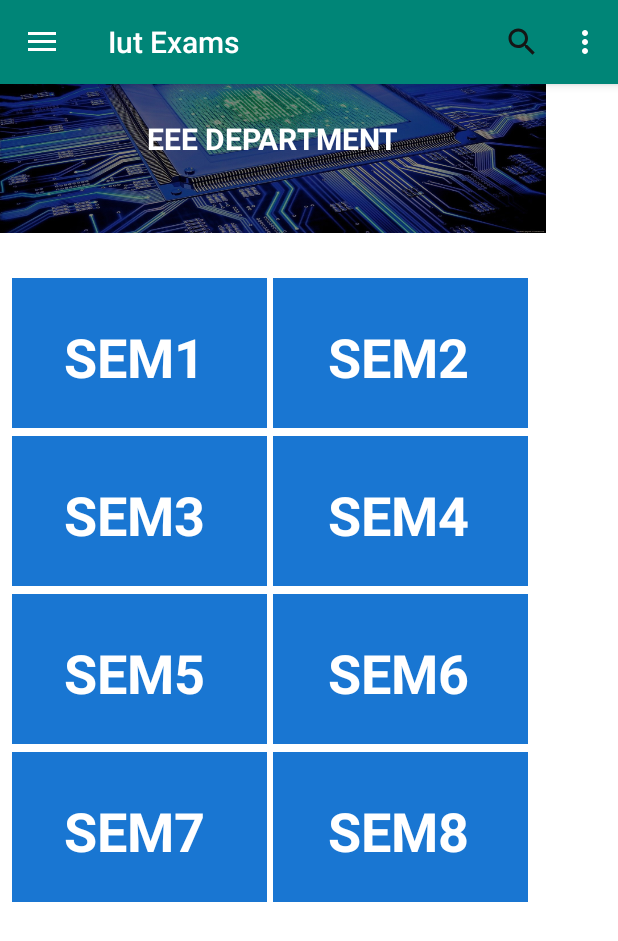
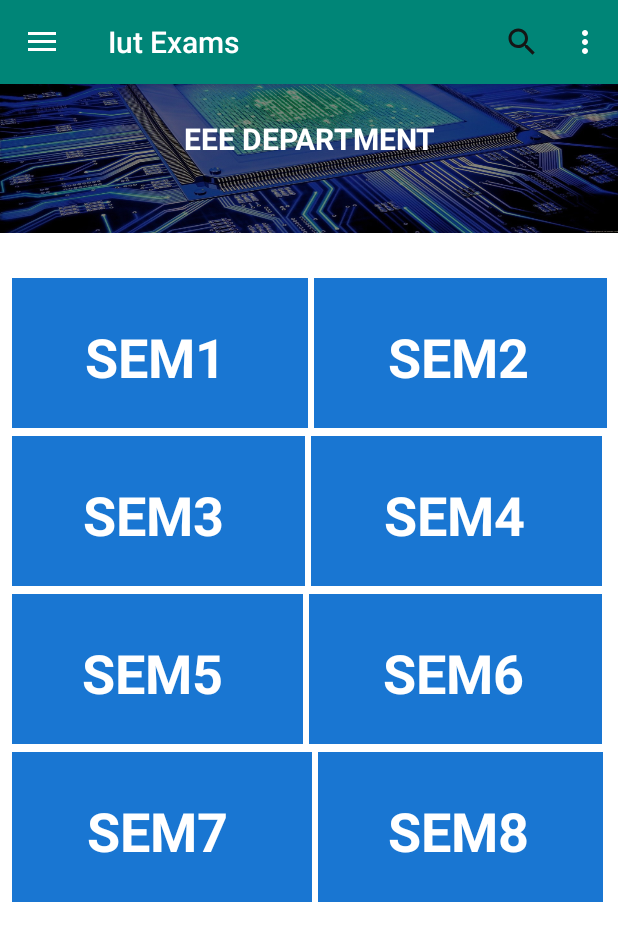
Before and after one commit to IUT-Imperial-237/IUT-QuestionBank, an Android app: the screen it shows after launch (MainActivity), after a tap on an icon or button, on a phone screen of 412 x 824 dp. Shown: the top 941 px of the screen. Run offline under Robolectric (Android 15) with nearby library versions, the phone set to English and light mode, and no system bars.

Commit message:
Working Initial and Starting of Modifications

```diff
--- /dev/null
+++ b/drawerLast/app/src/main/java/com/example/drawerlast/EeeFragment.java
@@ -0,0 +1,117 @@
+package com.example.drawerlast;
+
+import android.os.Bundle;
+import android.support.v4.app.Fragment;
+import android.view.LayoutInflater;
+import android.view.View;
+import android.view.ViewGroup;
+import android.widget.ImageButton;
+import android.widget.Toast;
+
+
+/**
+ * A simple {@link Fragment} subclass.
+ * Activities that contain this fragment must implement the
+ * {link EeeFragment.OnFragmentInteractionListener} interface
+ * to handle interaction events.
+ * Use the {link EeeFragment#newInstance} factory method to
+ * create an instance of this fragment.
+ */
+public class EeeFragment extends Fragment {
+
+    private ImageButton sem1;
+    private ImageButton sem2;
+    private ImageButton sem3;
+    private ImageButton sem4;
+    private ImageButton sem5;
+    private ImageButton sem6;
+    private ImageButton sem7;
+    private ImageButton sem8;
+
+    private View rootView;
+
+    public EeeFragment () {
+
+    }
+    @Override
+    public View onCreateView(LayoutInflater inflater, ViewGroup container,
+                             Bundle savedInstanceState) {
+        // Inflate the layout for this fragment
+        init (inflater, container, savedInstanceState);
+        listener (inflater, container, savedInstanceState);
+        return inflater.inflate(R.layout.fragment_eeee, container, false);
+    }
+
+    void init (LayoutInflater inflater, ViewGroup container,
+               Bundle savedInstanceState) {
+        rootView = inflater.inflate (R.layout.fragment_eeee, container, false);
+        //Log.d(rootView.getTag ().toString ()," in EeeFragment");
+        sem1 = rootView.findViewById (R.id.imageButtonEeeSem1);
+        sem2 = rootView.findViewById (R.id.imageButtonEeeSem2);
+        sem3 = rootView.findViewById (R.id.imageButtonEeeSem3);
+        sem4 = rootView.findViewById (R.id.imageButtonEeeSem4);
+        sem5 = rootView.findViewById (R.id.imageButtonEeeSem5);
+        sem6 = rootView.findViewById (R.id.imageButtonEeeSem6);
+        sem7 = rootView.findViewById (R.id.imageButtonEeeSem7);
+        sem8 = rootView.findViewById (R.id.imageButtonEeeSem8);
+    }
+
+    void listener (LayoutInflater inflater, final ViewGroup container,
+                   Bundle savedInstanceState) {
+        sem1.setOnClickListener (new View.OnClickListener () {
+            @Override
+            public void onClick (View v) {
+                Toast.makeText (getActivity (), "EEE Semester 1", Toast.LENGTH_SHORT).show ();
+            }
+        });
+
+        sem2.setOnClickListener (new View.OnClickListener () {
+            @Override
+            public void onClick (View v) {
+
+            }
+        });
+
+        sem3.setOnClickListener (new View.OnClickListener () {
+            @Override
+            public void onClick (View v) {
+
+            }
+        });
+
+        sem4.setOnClickListener (new View.OnClickListener () {
+            @Override
+            public void onClick (View v) {
+
+            }
+        });
+
+        sem5.setOnClickListener (new View.OnClickListener () {
+            @Override
+            public void onClick (View v) {
+
+            }
+        });
+
+        sem6.setOnClickListener (new View.OnClickListener () {
+            @Override
+            public void onClick (View v) {
+
+            }
+        });
+
+        sem7.setOnClickListener (new View.OnClickListener () {
+            @Override
+            public void onClick (View v) {
+
+            }
+        });
+
+        sem8.setOnClickListener (new View.OnClickListener () {
+            @Override
+            public void onClick (View v) {
+
+            }
+        });
+    }
+}
--- a/drawerLast/app/src/main/java/com/example/drawerlast/EeeeFragment.java
+++ /dev/null
@@ -1,28 +0,0 @@
-package com.example.drawerlast;
-
-import android.os.Bundle;
-import android.support.v4.app.Fragment;
-import android.view.LayoutInflater;
-import android.view.View;
-import android.view.ViewGroup;
-
-
-/**
- * A simple {@link Fragment} subclass.
- * Activities that contain this fragment must implement the
- * {link EeeeFragment.OnFragmentInteractionListener} interface
- * to handle interaction events.
- * Use the {link EeeeFragment#newInstance} factory method to
- * create an instance of this fragment.
- */
-public class EeeeFragment extends Fragment {
-
-    @Override
-    public View onCreateView(LayoutInflater inflater, ViewGroup container,
-                             Bundle savedInstanceState) {
-        // Inflate the layout for this fragment
-        return inflater.inflate(R.layout.fragment_eeee, container, false);
-    }
-
-
-}
--- a/drawerLast/app/src/main/java/com/example/drawerlast/MainFragment.java
+++ b/drawerLast/app/src/main/java/com/example/drawerlast/MainFragment.java
@@ -58,7 +58,7 @@ public class MainFragment extends Fragment {
             public void onClick (View v) {
 
 
-                EeeeFragment fragment = new EeeeFragment ();
+                EeeFragment fragment = new EeeFragment ();
                 android.support.v4.app.FragmentTransaction fragmentTransaction = Objects.requireNonNull (getActivity ()).getSupportFragmentManager ().beginTransaction ();
                 fragmentTransaction.replace (R.id.fragment_container, fragment);
                 fragmentTransaction.commit ();
--- a/drawerLast/app/src/main/res/layout/fragment_eeee.xml
+++ b/drawerLast/app/src/main/res/layout/fragment_eeee.xml
@@ -1,7 +1,7 @@
 <RelativeLayout xmlns:android="http://schemas.android.com/apk/res/android"
     xmlns:tools="http://schemas.android.com/tools" android:layout_width="match_parent"
     android:layout_height="match_parent"
-    tools:context=".EeeeFragment">
+    tools:context=".EeeFragment">
 
     <ScrollView
         android:layout_width="wrap_content"
@@ -22,7 +22,7 @@
 
                     <ImageButton
                         android:id="@+id/imageButtonEeeDepartment"
-                        android:layout_width="364dp"
+                        android:layout_width="wrap_content"
                         android:layout_height="155dp"
                         android:layout_marginBottom="30dp"
                         android:background="@drawable/eee"
@@ -54,7 +54,7 @@
 
                         <ImageButton
                             android:id="@+id/imageButtonEeeSem1"
-                            android:layout_width="170dp"
+                            android:layout_width="197dp"
                             android:layout_height="100dp"
                             android:layout_marginLeft="8dp"
                             android:layout_marginRight="2dp"
@@ -83,7 +83,7 @@
 
                         <ImageButton
                             android:id="@+id/imageButtonEeeSem2"
-                            android:layout_width="170dp"
+                            android:layout_width="195dp"
                             android:layout_height="100dp"
                             android:layout_marginLeft="2dp"
                             android:layout_marginBottom="5dp"
@@ -118,7 +118,7 @@
 
                         <ImageButton
                             android:id="@+id/imageButtonEeeSem3"
-                            android:layout_width="170dp"
+                            android:layout_width="195dp"
                             android:layout_height="100dp"
                             android:layout_marginLeft="8dp"
                             android:layout_marginRight="2dp"
@@ -147,7 +147,7 @@
 
                         <ImageButton
                             android:id="@+id/imageButtonEeeSem4"
-                            android:layout_width="170dp"
+                            android:layout_width="194dp"
                             android:layout_height="100dp"
                             android:layout_marginLeft="2dp"
                             android:layout_marginBottom="5dp"
@@ -182,7 +182,7 @@
 
                         <ImageButton
                             android:id="@+id/imageButtonEeeSem5"
-                            android:layout_width="170dp"
+                            android:layout_width="194dp"
                             android:layout_height="100dp"
                             android:layout_marginLeft="8dp"
                             android:layout_marginRight="2dp"
@@ -211,7 +211,7 @@
 
                         <ImageButton
                             android:id="@+id/imageButtonEeeSem6"
-                            android:layout_width="170dp"
+                            android:layout_width="195dp"
                             android:layout_height="100dp"
                             android:layout_marginLeft="2dp"
                             android:layout_marginBottom="5dp"
@@ -247,7 +247,7 @@
 
                         <ImageButton
                             android:id="@+id/imageButtonEeeSem7"
-                            android:layout_width="170dp"
+                            android:layout_width="200dp"
                             android:layout_height="100dp"
                             android:layout_marginLeft="8dp"
                             android:layout_marginRight="2dp"
@@ -276,7 +276,7 @@
 
                         <ImageButton
                             android:id="@+id/imageButtonEeeSem8"
-                            android:layout_width="170dp"
+                            android:layout_width="190dp"
                             android:layout_height="100dp"
                             android:layout_marginLeft="2dp"
                             android:layout_marginBottom="5dp"
--- a/drawerLast/app/src/main/res/layout/fragment_tve.xml
+++ b/drawerLast/app/src/main/res/layout/fragment_tve.xml
@@ -87,7 +87,7 @@
 
                         <ImageButton
                             android:id="@+id/imageButtonTveSem2"
-                            android:layout_width="191dp"
+                            android:layout_width="189dp"
                             android:layout_height="100dp"
                             android:layout_marginStart="2dp"
                             android:layout_marginLeft="2dp"
@@ -303,6 +303,7 @@
                             android:layout_marginBottom="5dp"
                             android:background="#1976D2"
                             android:clickable="true"
+                            android:contentDescription="@string/todo"
                             android:focusable="true"
                             tools:layout_editor_absoluteX="5dp"
                             tools:layout_editor_absoluteY="44dp" />
```
Also changed, not shown: drawerLast/app/src/main/java/com/example/drawerlast/CalculatorFragment.java (+4 -4 lines), drawerLast/app/src/main/java/com/example/drawerlast/CseFragment.java (+15 -3 lines), drawerLast/app/src/main/res/layout/fragment_cse.xml (+9 -26 lines).
